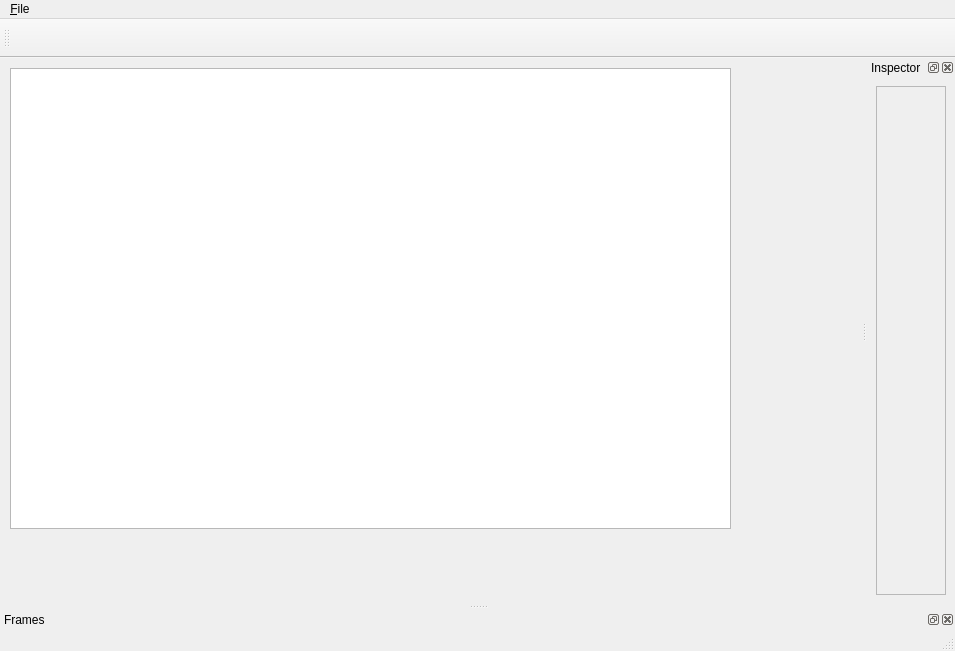
The window that mainwindow.ui (PhilippBleimund/Rosis-Video-Editor) describes before a commit, drawn with Qt 5.
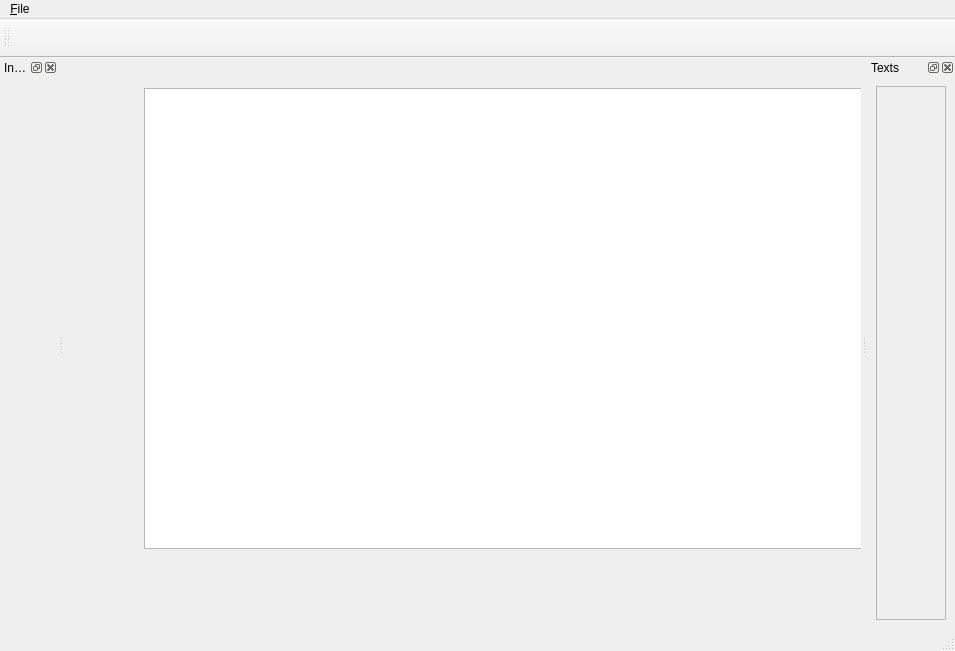
The same window after the commit. Icons and pictures are not drawn.

Commit message: new dock widget

What changed in the file:
```diff
--- a/mainwindow.ui
+++ b/mainwindow.ui
@@ -17,8 +17,8 @@
    <widget class="QGraphicsView" name="graphicsView">
     <property name="geometry">
      <rect>
-      <x>10</x>
-      <y>10</y>
+      <x>80</x>
+      <y>30</y>
       <width>721</width>
       <height>461</height>
      </rect>
@@ -47,15 +47,6 @@
    <addaction name="menu_File"/>
   </widget>
   <widget class="QStatusBar" name="statusbar"/>
-  <widget class="QDockWidget" name="frames_dockWidget">
-   <property name="windowTitle">
-    <string>Frames</string>
-   </property>
-   <attribute name="dockWidgetArea">
-    <number>8</number>
-   </attribute>
-   <widget class="QWidget" name="dockWidgetContents_2"/>
-  </widget>
   <widget class="QToolBar" name="toolBar">
    <property name="windowTitle">
     <string>toolBar</string>
@@ -71,7 +62,7 @@
    <addaction name="actionPlay_Video"/>
    <addaction name="actionStop_Video"/>
   </widget>
-  <widget class="QDockWidget" name="inspect_dockWidget">
+  <widget class="QDockWidget" name="text_dockWidget">
    <property name="sizePolicy">
     <sizepolicy hsizetype="Expanding" vsizetype="Expanding">
      <horstretch>0</horstretch>
@@ -91,7 +82,7 @@
     <bool>false</bool>
    </property>
    <property name="windowTitle">
-    <string>Inspector</string>
+    <string>Texts</string>
    </property>
    <attribute name="dockWidgetArea">
     <number>2</number>
@@ -108,8 +99,8 @@
          <rect>
           <x>0</x>
           <y>0</y>
-          <width>136</width>
-          <height>489</height>
+          <width>68</width>
+          <height>526</height>
          </rect>
         </property>
         <layout class="QVBoxLayout" name="verticalLayout"/>
@@ -119,6 +110,15 @@
     </layout>
    </widget>
   </widget>
+  <widget class="QDockWidget" name="inspect_dockWidget">
+   <property name="windowTitle">
+    <string>Inspect</string>
+   </property>
+   <attribute name="dockWidgetArea">
+    <number>1</number>
+   </attribute>
+   <widget class="QWidget" name="dockWidgetContents_4"/>
+  </widget>
   <action name="actionAddText">
    <property name="icon">
     <iconset theme="list-add">
```
